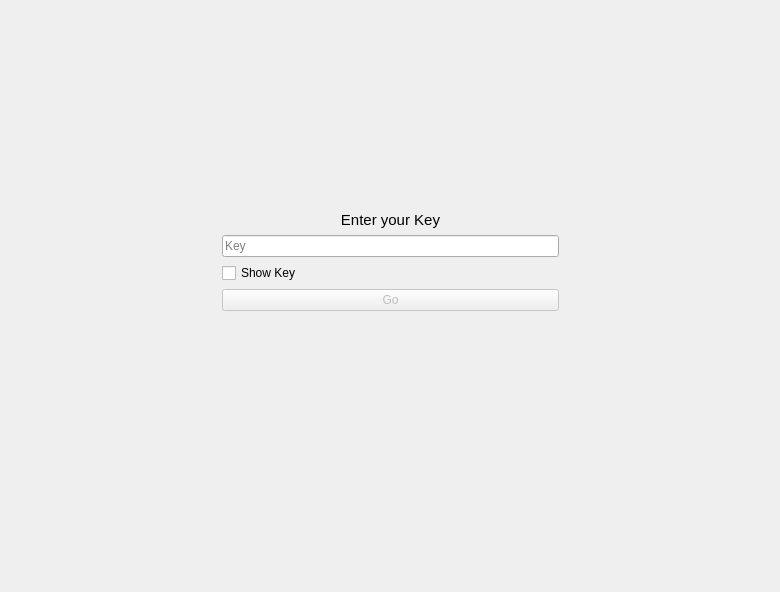
Qt form mainwindow.ui (Chuks8888/PasswordManager) before a commit.
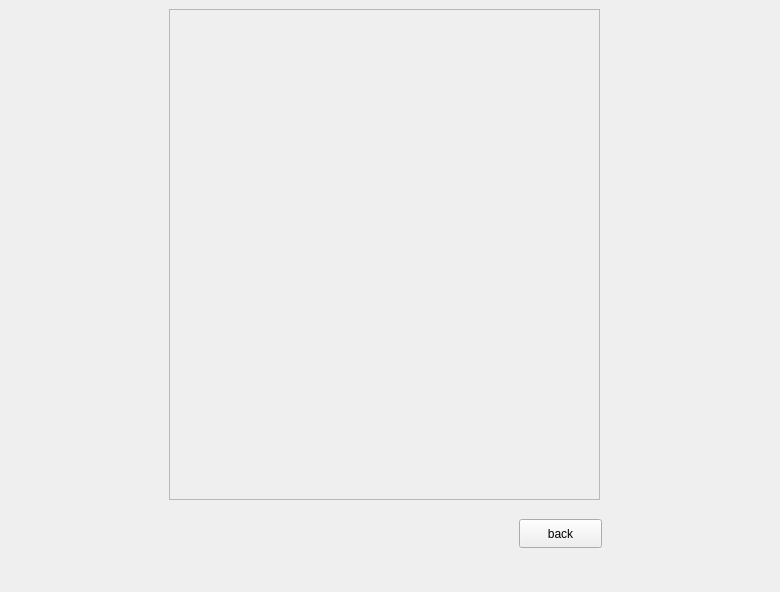
The same form after that commit. The open tabs and pages were chosen to show the change.

Commit message: did the show password widget wchich shows you the scroll area with the domains

What changed in the file:
```diff
--- a/mainwindow.ui
+++ b/mainwindow.ui
@@ -29,18 +29,12 @@
      <height>592</height>
     </size>
    </property>
+   <layout class="QGridLayout" name="gridLayout">
+    <item row="0" column="0">
    <widget class="QStackedWidget" name="stackedWidget">
     <property name="enabled">
      <bool>true</bool>
     </property>
-    <property name="geometry">
-     <rect>
-      <x>0</x>
-      <y>0</y>
-      <width>780</width>
-      <height>592</height>
-     </rect>
-    </property>
     <property name="minimumSize">
      <size>
       <width>780</width>
@@ -227,6 +221,56 @@
       </layout>
      </widget>
     </widget>
+      <widget class="QWidget" name="peak">
+       <property name="minimumSize">
+        <size>
+         <width>780</width>
+         <height>592</height>
+        </size>
+       </property>
+       <property name="maximumSize">
+        <size>
+         <width>780</width>
+         <height>592</height>
+        </size>
+       </property>
+       <widget class="QScrollArea" name="scrollArea">
+        <property name="geometry">
+         <rect>
+          <x>160</x>
+          <y>0</y>
+          <width>431</width>
+          <height>491</height>
+         </rect>
+        </property>
+        <property name="widgetResizable">
+         <bool>true</bool>
+        </property>
+        <widget class="QWidget" name="scrollAreaWidgetContents">
+         <property name="geometry">
+          <rect>
+           <x>0</x>
+           <y>0</y>
+           <width>429</width>
+           <height>489</height>
+          </rect>
+         </property>
+        </widget>
+       </widget>
+       <widget class="QPushButton" name="backbutton2">
+        <property name="geometry">
+         <rect>
+          <x>510</x>
+          <y>510</y>
+          <width>83</width>
+          <height>29</height>
+         </rect>
+        </property>
+        <property name="text">
+         <string>back</string>
+        </property>
+       </widget>
+      </widget>
     <widget class="QWidget" name="creating">
      <property name="minimumSize">
       <size>
@@ -376,6 +420,8 @@
      </widget>
     </widget>
    </widget>
+    </item>
+   </layout>
   </widget>
  </widget>
  <resources/>
```
Lines whose indentation alone changed are shown as unchanged. The commit also changes 17 other files.
